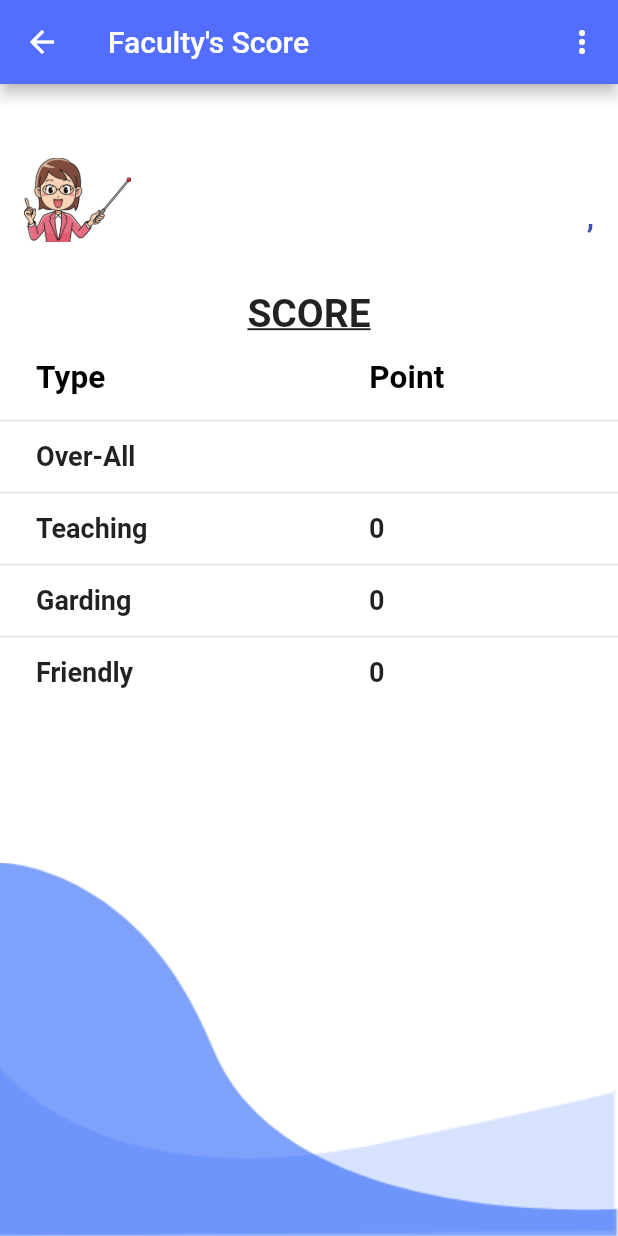
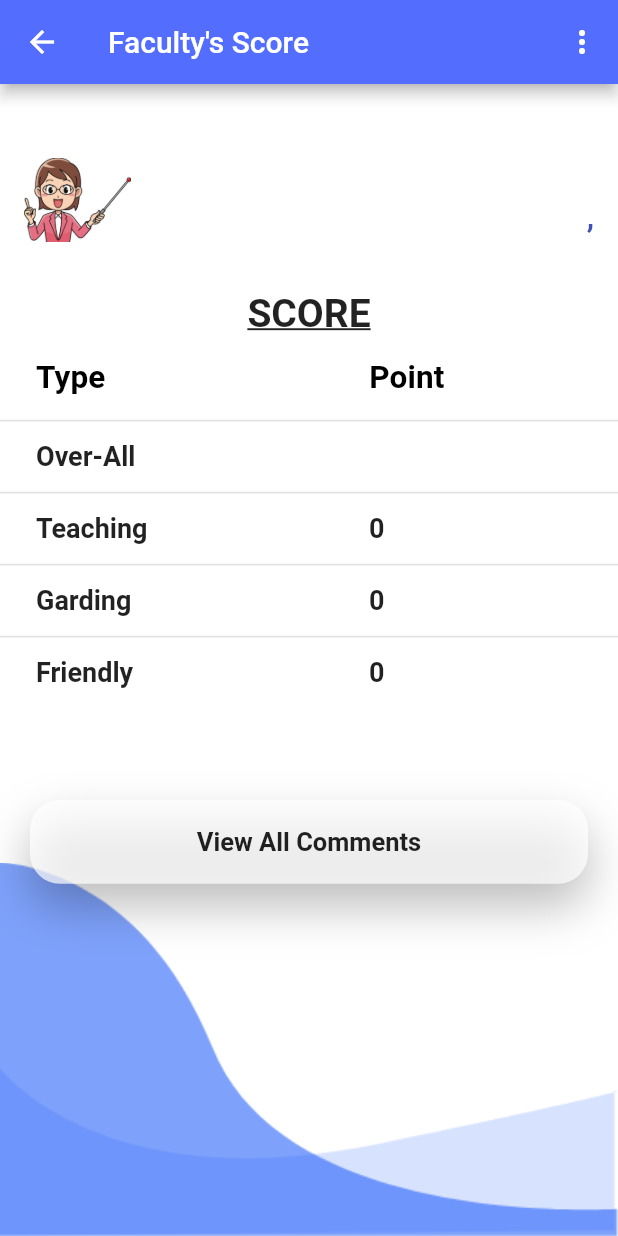
Before and after one commit to KsLimon/Faculty_reviewer_Mobile_App, a Flutter app: the RateScreen screen opened directly with empty values, on a phone screen of 412 x 824 dp. Run offline on Flutter 3.47's test engine with Material 2 defaults, Android fonts, the phone set to English and light mode, and no system bars; our stand-ins replace cloud_firestore, firebase_auth, firebase_core, flutter_phoenix, google_sign_in; missing offline and left inert: alert; accounts and stored records are empty; Roboto replaces fonts that are missing (Raleway).

Commit message:
Commenting about faculty done

```diff
--- a/fks/lib/Screens/Rating.dart
+++ b/fks/lib/Screens/Rating.dart
@@ -1,3 +1,5 @@
+import 'package:alert/alert.dart';
+import 'package:cloud_firestore/cloud_firestore.dart';
 import 'package:firebase_auth/firebase_auth.dart';
 import 'package:fks/components/auth.dart';
 import 'package:flutter/material.dart';
@@ -5,6 +7,9 @@ import 'package:fks/Screens/login/login.dart';
 import 'package:fks/Screens/home.dart';
 import 'package:fks/components/appback.dart';
 import 'package:fks/Screens/profile.dart';
+import 'package:fks/Screens/commentpage.dart';
+
+var comment = new Map();
 
 class RateScreen extends StatefulWidget {
   const RateScreen({Key? key,
@@ -36,9 +41,15 @@ class RateScreen extends StatefulWidget {
 class _RateScreenState extends State<RateScreen> {
   late User _user;
   late String initial, name, department, link, score;
+  String cmnt='';
+
+  getcmnt(String cmnt){
+    this.cmnt=cmnt;
+  }
 
   @override
   void initState() {
+    dataload();
     _user = widget._user;
     initial = widget._initial;
     name=widget._name;
@@ -52,6 +63,37 @@ class _RateScreenState extends State<RateScreen> {
   void click() {
     signOutGoogle();
     Navigator.push(context, MaterialPageRoute(builder: (context) => LoginScreen()));
+  }
+
+  dataload() async {
+    var collection = FirebaseFirestore.instance.collection('Comments');
+    var querySnapshot = await collection.get();
+    for (var queryDocumentSnapshot in querySnapshot.docs) {
+      Map<String, dynamic> data = queryDocumentSnapshot.data();
+      comment[data['faculty']] = data['comment'];
+    }
+  }
+
+  createcmnt(){
+    DocumentReference documentReference = FirebaseFirestore.instance.collection("Comments").doc();
+    Map<String, dynamic> cm = {
+      "comment": cmnt,
+      "cmentor": _user.displayName,
+      "faculty": initial,
+    };
+    documentReference.set(cm).whenComplete((){
+      Navigator.push(context, MaterialPageRoute(builder: (context) =>
+          RateScreen(
+            user: _user,
+            initial: initial,
+            name: name,
+            department: department,
+            link: link,
+            score: score,
+          ),
+      ));
+    });
+
   }
 
   @override
@@ -130,6 +172,10 @@ class _RateScreenState extends State<RateScreen> {
         child: Column(
           mainAxisAlignment: MainAxisAlignment.center,
           children: <Widget>[
+      Expanded(
+        child: Stack(
+          children: <Widget>[
+            ListView(children: <Widget>[
               SizedBox(height: size.height * 0.05),
               Container(
                 child: ListTile(
@@ -155,10 +201,6 @@ class _RateScreenState extends State<RateScreen> {
                 ),
               ),
               SizedBox(height: size.height * 0.03),
-      Expanded(
-        child: Stack(
-          children: <Widget>[
-            ListView(children: <Widget>[
               Center(
                   child: Text(
                     'SCORE',
@@ -197,6 +239,33 @@ class _RateScreenState extends State<RateScreen> {
                   ]),
                 ],
               ),
+              SizedBox(height: size.height * 0.05),
+              GestureDetector(
+                onTap: (){Navigator.push(context, MaterialPageRoute(builder: (context) => CmntScreen(initial: initial,)));},
+              child: Container(
+                margin: EdgeInsets.all(20),
+
+                decoration: BoxDecoration(
+                  color: Colors.white70,
+                  borderRadius: BorderRadius.circular(20),
+                  boxShadow: [BoxShadow(
+                    offset: Offset(0, 15),
+                    blurRadius: 27,
+                    color: Colors.black26, // Black color with 12% opacity
+                  )],
+                ),
+                child: ListTile(
+                  title: Text(
+                      "View All Comments",
+                    textAlign: TextAlign.center,
+                    style: TextStyle(
+                      fontSize: 17,
+                      fontWeight: FontWeight.bold,
+                      fontFamily: 'Raleway',
+                    ),
+                  ),
+                ),
+              ),),
             ]),
           ],
         ),
```
Also changed, not shown: fks/lib/Screens/commentpage.dart (added, +164 -0 lines), 1 other file. Lines whose indentation alone changed are shown as unchanged.
